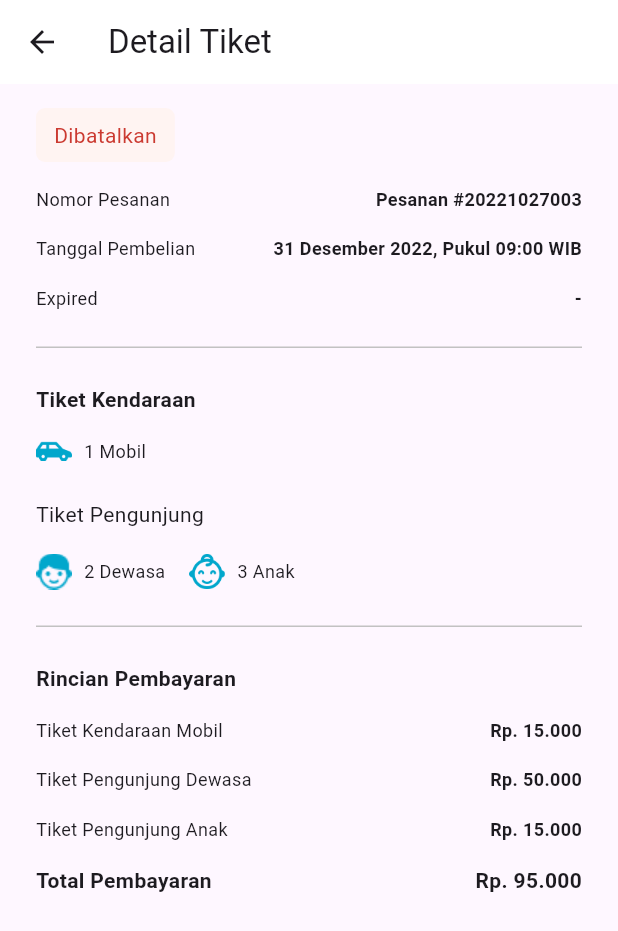
After one commit to RezkiArifin/project_ancol, a Flutter app: the screen it shows after launch, item 4 of the bottom bar chosen, scrolled down 150 dp, after a tap on "Detail", on a phone screen of 412 x 824 dp. The commit adds this screen. Shown: the top 931 px of the screen. Run offline on Flutter 3.47's test engine with Material 2 defaults, Android fonts, the phone set to English and light mode, and no system bars; our stand-ins replace carousel_slider, google_fonts, syncfusion_flutter_datepicker.

Commit message:
slicing detail tiket

```diff
--- /dev/null
+++ b/lib/screens/detail_tiket_screen.dart
@@ -0,0 +1,286 @@
+// ignore_for_file: public_member_api_docs, sort_constructors_first
+import 'package:flutter/material.dart';
+
+import 'tiket_saya_screen.dart';
+
+class DetailTiketScreen extends StatelessWidget {
+  const DetailTiketScreen({
+    Key? key,
+    required this.datas,
+  }) : super(key: key);
+
+  final TiketModel datas;
+
+  @override
+  Widget build(BuildContext context) {
+    return Scaffold(
+      appBar: AppBar(
+        elevation: 0,
+        backgroundColor: Colors.white,
+        title: const Text('Detail Tiket'),
+      ),
+      body: SingleChildScrollView(
+        child: Padding(
+          padding: const EdgeInsets.symmetric(horizontal: 24, vertical: 16),
+          child: Column(
+            crossAxisAlignment: CrossAxisAlignment.start,
+            children: [
+              Container(
+                decoration: BoxDecoration(
+                    borderRadius: BorderRadius.circular(6),
+                    color: const Color(0xffFFF4F2)),
+                child: Padding(
+                  padding:
+                      const EdgeInsets.symmetric(horizontal: 12, vertical: 8),
+                  child: Text(
+                    datas.status.toString(),
+                    style: const TextStyle(color: Color(0xffCB3A31)),
+                  ),
+                ),
+              ),
+              const SizedBox(
+                height: 16,
+              ),
+              Row(
+                mainAxisAlignment: MainAxisAlignment.spaceBetween,
+                children: [
+                  const Text(
+                    "Nomor Pesanan",
+                    style: TextStyle(
+                      fontWeight: FontWeight.w400,
+                      fontSize: 12,
+                    ),
+                  ),
+                  Text(
+                    datas.pesanan.toString(),
+                    style: const TextStyle(
+                      fontWeight: FontWeight.w600,
+                      fontSize: 12,
+                    ),
+                  )
+                ],
+              ),
+              Padding(
+                padding: const EdgeInsets.symmetric(vertical: 16),
+                child: Row(
+                  mainAxisAlignment: MainAxisAlignment.spaceBetween,
+                  children: [
+                    const Text(
+                      "Tanggal Pembelian",
+                      style: TextStyle(
+                        fontWeight: FontWeight.w400,
+                        fontSize: 12,
+                      ),
+                    ),
+                    Text(
+                      "${datas.waktu.toString()}, Pukul 09:00 WIB",
+                      style: const TextStyle(
+                        fontWeight: FontWeight.w600,
+                        fontSize: 12,
+                      ),
+                    )
+                  ],
+                ),
+              ),
+              const Row(
+                mainAxisAlignment: MainAxisAlignment.spaceBetween,
+                children: [
+                  Text(
+                    "Expired",
+                    style: TextStyle(
+                      fontWeight: FontWeight.w400,
+                      fontSize: 12,
+                    ),
+                  ),
+                  Text(
+                    "-",
+                    style: TextStyle(
+                      fontWeight: FontWeight.w600,
+                      fontSize: 12,
+                    ),
+                  )
+                ],
+              ),
+              const SizedBox(
+                height: 24,
+              ),
+              const Divider(
+                height: 1,
+                color: Color(0xffC2C2C2),
+              ),
+              const Padding(
+                padding: EdgeInsets.only(top: 24, bottom: 16),
+                child: Text(
+                  "Tiket Kendaraan",
+                  style: TextStyle(
+                    fontWeight: FontWeight.w600,
+                    fontSize: 14,
+                  ),
+                ),
+              ),
+              Row(
+                children: [
+                  Image.asset(
+                    "assets/images/car.png",
+                    width: 24,
+                    height: 13,
+                  ),
+                  const SizedBox(
+                    width: 8,
+                  ),
+                  Text(
+                    datas.mobil.toString(),
+                    style: const TextStyle(
+                      fontWeight: FontWeight.w400,
+                      fontSize: 12,
+                    ),
+                  )
+                ],
+              ),
+              const Padding(
+                padding: EdgeInsets.only(top: 24, bottom: 16),
+                child: Text("Tiket Pengunjung"),
+              ),
+              Row(
+                children: [
+                  Image.asset(
+                    "assets/images/grown.png",
+                    width: 24,
+                    height: 24,
+                  ),
+                  const SizedBox(
+                    width: 8,
+                  ),
+                  Text(
+                    datas.dewasa.toString(),
+                    style: const TextStyle(
+                      fontWeight: FontWeight.w400,
+                      fontSize: 12,
+                    ),
+                  ),
+                  const SizedBox(
+                    width: 16,
+                  ),
+                  Image.asset(
+                    "assets/images/child.png",
+                    width: 24,
+                    height: 24,
+                  ),
+                  const SizedBox(
+                    width: 8,
+                  ),
+                  Text(
+                    datas.anak.toString(),
+                    style: const TextStyle(
+                      fontWeight: FontWeight.w400,
+                      fontSize: 12,
+                    ),
+                  )
+                ],
+              ),
+              const SizedBox(
+                height: 24,
+              ),
+              const Divider(
+                height: 1,
+                color: Color(0xffC2C2C2),
+              ),
+              const Padding(
+                padding: EdgeInsets.only(top: 24, bottom: 16),
+                child: Text(
+                  "Rincian Pembayaran",
+                  style: TextStyle(
+                    fontWeight: FontWeight.w600,
+                    fontSize: 14,
+                  ),
+                ),
+              ),
+              const Row(
+                mainAxisAlignment: MainAxisAlignment.spaceBetween,
+                children: [
+                  Text(
+                    "Tiket Kendaraan Mobil",
+                    style: TextStyle(
+                      fontWeight: FontWeight.w400,
+                      fontSize: 12,
+                    ),
+                  ),
+                  Text(
+                    "Rp. 15.000",
+                    style: TextStyle(
+                      fontWeight: FontWeight.w600,
+                      fontSize: 12,
+                    ),
+                  ),
+                ],
+              ),
+              const Padding(
+                padding: EdgeInsets.symmetric(vertical: 16),
+                child: Row(
+                  mainAxisAlignment: MainAxisAlignment.spaceBetween,
+                  children: [
+                    Text(
+                      "Tiket Pengunjung Dewasa",
+                      style: TextStyle(
+                        fontWeight: FontWeight.w400,
+                        fontSize: 12,
+                      ),
+                    ),
+                    Text(
+                      "Rp. 50.000",
+                      style: TextStyle(
+                        fontWeight: FontWeight.w600,
+                        fontSize: 12,
+                      ),
+                    ),
+                  ],
+                ),
+              ),
+              const Row(
+                mainAxisAlignment: MainAxisAlignment.spaceBetween,
+                children: [
+                  Text(
+                    "Tiket Pengunjung Anak",
+                    style: TextStyle(
+                      fontWeight: FontWeight.w400,
+                      fontSize: 12,
+                    ),
+                  ),
+                  Text(
+                    "Rp. 15.000",
+                    style: TextStyle(
+                      fontWeight: FontWeight.w600,
+                      fontSize: 12,
+                    ),
+                  ),
+                ],
+              ),
+              const Padding(
+                padding: EdgeInsets.only(top: 16),
+                child: Row(
+                  mainAxisAlignment: MainAxisAlignment.spaceBetween,
+                  children: [
+                    Text(
+                      "Total Pembayaran",
+                      style: TextStyle(
+                        fontWeight: FontWeight.w600,
+                        fontSize: 14,
+                      ),
+                    ),
+                    Text(
+                      "Rp. 95.000",
+                      style: TextStyle(
+                        fontWeight: FontWeight.w600,
+                        fontSize: 14,
+                      ),
+                    ),
+                  ],
+                ),
+              )
+            ],
+          ),
+        ),
+      ),
+    );
+  }
+}
--- a/lib/widget/tiket_widget.dart
+++ b/lib/widget/tiket_widget.dart
@@ -1,6 +1,7 @@
 // ignore_for_file: public_member_api_docs, sort_constructors_first
 import 'package:flutter/material.dart';
 
+import '../screens/detail_tiket_screen.dart';
 import '../screens/tiket_saya_screen.dart';
 
 class TiketWidget extends StatefulWidget {
@@ -10,6 +11,7 @@ class TiketWidget extends StatefulWidget {
   }) : super(key: key);
 
   final List<TiketModel> datas;
+
   @override
   State<TiketWidget> createState() => _TiketWidgetState();
 }
@@ -83,17 +85,32 @@ class _TiketWidgetState extends State<TiketWidget> {
                         const SizedBox(
                           height: 24,
                         ),
-                        Container(
+                        (widget.datas[index].status == "Dibatalkan")
+                            ? Container(
+                                decoration: BoxDecoration(
+                                    borderRadius: BorderRadius.circular(6),
+                                    color: const Color(0xffFFF4F2)),
+                                child: Padding(
+                                  padding: const EdgeInsets.symmetric(
+                                      horizontal: 12, vertical: 8),
+                                  child: Text(
+                                    widget.datas[index].status.toString(),
+                                    style: const TextStyle(
+                                        color: Color(0xffCB3A31)),
+                                  ),
+                                ),
+                              )
+                            : Container(
                                 decoration: BoxDecoration(
                                   borderRadius: BorderRadius.circular(6),
                                   color: const Color(0xFF01A7CC),
                                 ),
-                          child: const Padding(
-                            padding: EdgeInsets.symmetric(
+                                child: Padding(
+                                  padding: const EdgeInsets.symmetric(
                                       horizontal: 12, vertical: 8),
                                   child: Text(
-                              "Aktif hingga 30 Oktober 2022, Pukul 09:00 WIB",
-                              style: TextStyle(
+                                    "Aktif hingga ${widget.datas[index].waktu.toString()}, Pukul 09:00 WIB",
+                                    style: const TextStyle(
                                       color: Colors.white,
                                       fontSize: 10,
                                     ),
@@ -114,7 +131,18 @@ class _TiketWidgetState extends State<TiketWidget> {
                           height: 24,
                         ),
                         (widget.datas[index].status == "Dibatalkan")
-                            ? Container(
+                            ? GestureDetector(
+                                onTap: () {
+                                  Navigator.push(
+                                    context,
+                                    MaterialPageRoute(
+                                      builder: (context) => DetailTiketScreen(
+                                        datas: widget.datas[index],
+                                      ),
+                                    ),
+                                  );
+                                },
+                                child: Container(
                                   width: double.infinity,
                                   height: 42,
                                   decoration: BoxDecoration(
@@ -128,6 +156,7 @@ class _TiketWidgetState extends State<TiketWidget> {
                                           fontSize: 12,
                                           fontWeight: FontWeight.w600,
                                           color: Color(0xff01A7CC)),
+                                    ),
                                   ),
                                 ),
                               )
```
Lines whose indentation alone changed are shown as unchanged.
